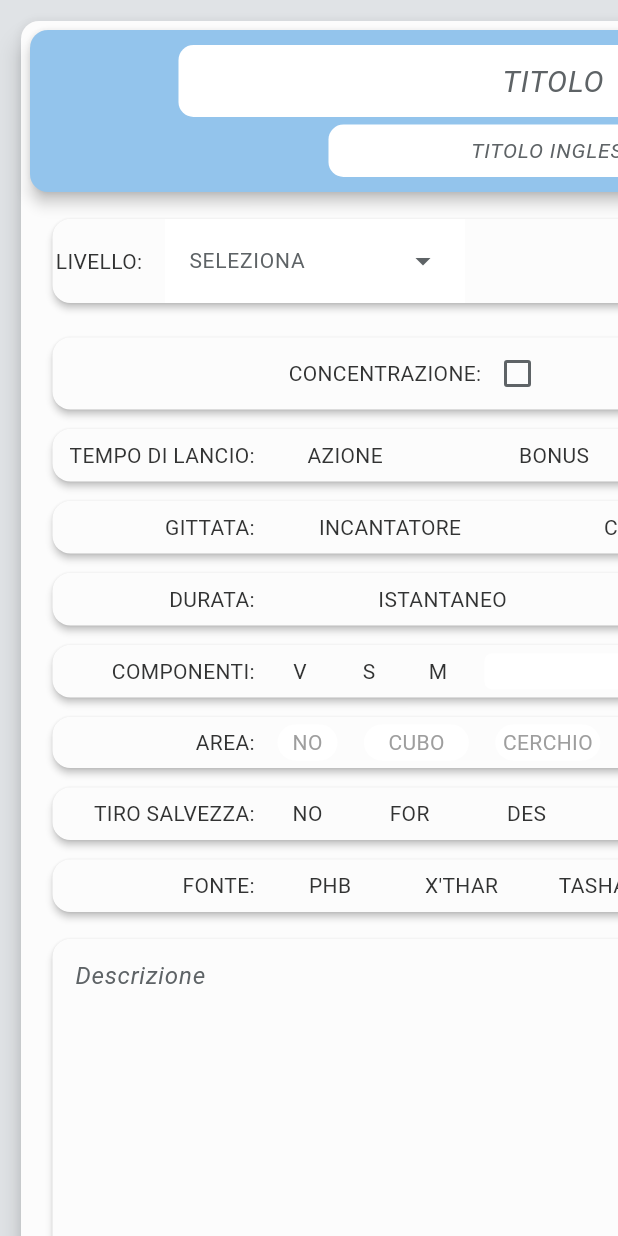
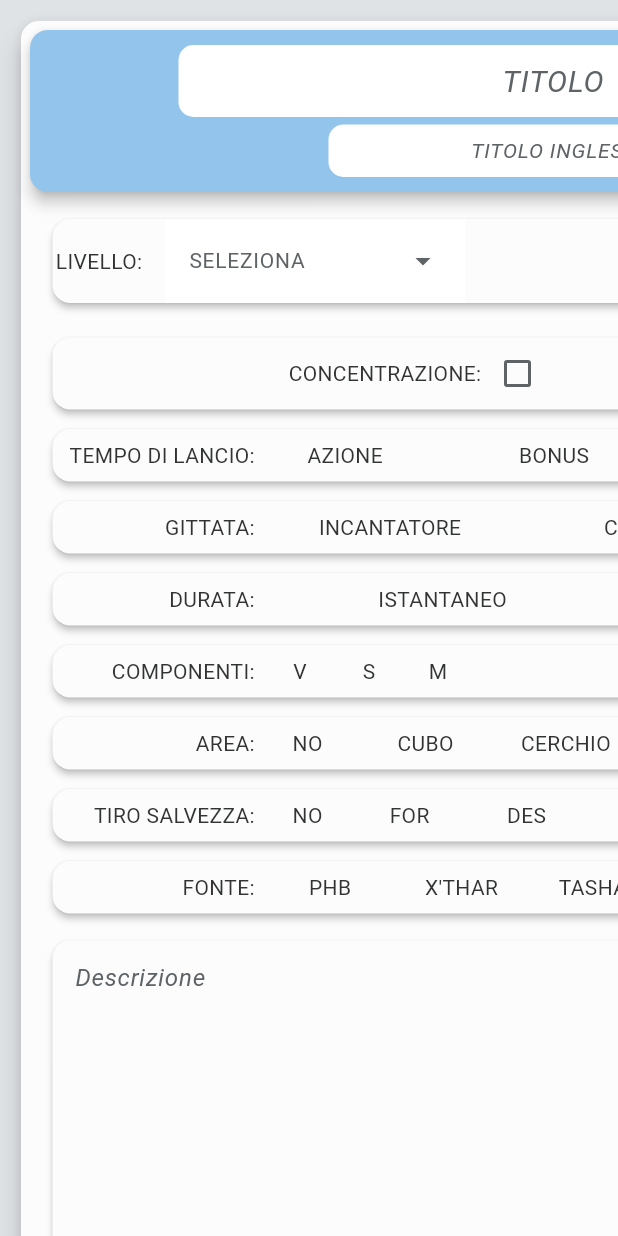
Before and after one commit to rovati/dnd-spell-saver, a Flutter app: the screen it shows after launch, on a phone screen of 412 x 824 dp. Run offline on Flutter 3.47's test engine with Material 3 defaults, Android fonts, the phone set to English and light mode, and no system bars; our stand-ins replace csv; missing offline and left inert: file_saver, flutter_dropzone.

Commit message:
improve style of remaining radio widgets

```diff
--- a/dnd_spell_saver/lib/add_spell_screen.dart
+++ b/dnd_spell_saver/lib/add_spell_screen.dart
@@ -470,6 +470,8 @@ class _AddSpellPageState extends State<AddSpellPage> {
                           child: ValueRadio<AreaOfEffect>(
                             title: 'AREA',
                             labels: AreaOfEffect.values,
+                            labelsRequiringValue:
+                                AreaOfEffect.labelsRequiringValue(),
                             tileWidth: 70,
                             valueTileWidth: 100,
                             hint: AreaOfEffect.hint,
--- a/dnd_spell_saver/lib/value/area_of_effect.dart
+++ b/dnd_spell_saver/lib/value/area_of_effect.dart
@@ -1,12 +1,13 @@
 enum AreaOfEffect {
-  none('no'),
-  cube('cubo'),
-  circle('cerchio'),
-  sphere('sfera'),
-  cone('cono');
+  none('no', false),
+  cube('cubo', true),
+  circle('cerchio', true),
+  sphere('sfera', true),
+  cone('cono', true);
 
-  const AreaOfEffect(this.label);
+  const AreaOfEffect(this.label, this.requriesValue);
   final String label;
+  final bool requriesValue;
   static const String hint = "dim.";
 
   static AreaOfEffect? fromLabel(String label) {
@@ -14,6 +15,16 @@ enum AreaOfEffect {
     return map[label.toLowerCase()];
   }
 
+  static List<AreaOfEffect> labelsRequiringValue() {
+    List<AreaOfEffect> elems = [];
+    for (AreaOfEffect aoe in AreaOfEffect.values) {
+      if (aoe.requriesValue) {
+        elems.add(aoe);
+      }
+    }
+    return elems;
+  }
+
   @override
   String toString() => label.toUpperCase();
 }
--- a/dnd_spell_saver/lib/widget/multi_choice_radio.dart
+++ b/dnd_spell_saver/lib/widget/multi_choice_radio.dart
@@ -55,7 +55,11 @@ class _MultiChoiceRadioState<T> extends State<MultiChoiceRadio<T>> {
         child: GestureDetector(
           onTap: () {
             setState(() {
+              if (_selected.contains(elem)) {
+                _selected.remove(elem);
+              } else {
                 _selected.add(elem);
+              }
             });
             widget.selectionCallback(elem);
           },
@@ -81,20 +85,36 @@ class _MultiChoiceRadioState<T> extends State<MultiChoiceRadio<T>> {
     );
   }
 
-  Widget _valueRadioTile() {
-    return Container(
-      width: widget.valueTileWidth,
+  Widget _valueRadioTile(double width) {
+    bool required =
+        _selected.any((e) => widget.labelsRequiringValue.contains(e));
+    bool hover = _hoveringValue ?? false;
+
+    return Padding(
+      padding: const EdgeInsets.only(left: 15),
+      child: MouseRegion(
+        hitTestBehavior: HitTestBehavior.translucent,
+        onEnter: (event) {
+          setState(() {
+            _hoveringValue = true;
+          });
+        },
+        onExit: (event) => (setState(() {
+          _hoveringValue = false;
+        })),
+        child: AnimatedContainer(
+          duration: const Duration(milliseconds: 250),
+          width: width,
+          height: 25,
           decoration: BoxDecoration(
-        color: Colors.white,
-        borderRadius: BorderRadius.circular(5),
+            color: AppThemeData.valueContainerColor(
+                required && _value != null && _value!.isNotEmpty),
+            borderRadius: BorderRadius.circular(20),
             border: Border.all(
+              color: AppThemeData.valueContainerBorderColor(required, hover),
               width: 2,
-            color: _isValueTileSelected()
-                ? Theme.of(context).primaryColor
-                : Colors.transparent),
             ),
-      child: SizedBox(
-        height: 20,
+          ),
           child: Center(
             child: TextField(
               textAlign: TextAlign.center,
@@ -102,38 +122,27 @@ class _MultiChoiceRadioState<T> extends State<MultiChoiceRadio<T>> {
                 setState(() {
                   _value = text;
                 });
-              widget.valueCallback(text);
+                widget.valueCallback(_value ?? "");
               },
               style: TextStyle(
-                color: _isValueTileSelected()
-                    ? Theme.of(context).primaryColor
-                    : Colors.grey),
+                color: AppThemeData.textColor(required, hover),
+              ),
               decoration: InputDecoration(
                 border: InputBorder.none,
+                contentPadding: const EdgeInsets.all(0),
+                isDense: true,
                 hintText: widget.hint,
                 hintStyle: const TextStyle(
                   color: Colors.grey,
                   fontSize: 14,
+                  fontStyle: FontStyle.italic,
+                ),
               ),
             ),
           ),
         ),
       ),
     );
-  }
-
-  bool _isValueTileSelected() {
-    if (_selected.where((e) => e.toString() == "NO").isNotEmpty) {
-      return false;
-    }
-
-    if (widget.valueBound.isEmpty) {
-      return _value != null && _value!.isNotEmpty;
-    }
-
-    return _value != null &&
-        _value!.isNotEmpty &&
-        widget.valueBound.where((e) => _selected.contains(e)).isNotEmpty;
   }
 
   @override
@@ -160,12 +169,7 @@ class _MultiChoiceRadioState<T> extends State<MultiChoiceRadio<T>> {
                 children: widget.labels
                         .map((e) => _radioTile(e, widget.tileWidth))
                         .toList() +
-                    [
-                      Padding(
-                        padding: const EdgeInsets.only(left: 15),
-                        child: _valueRadioTile(),
-                      ),
-                    ],
+                    [_valueRadioTile(widget.valueTileWidth)],
               ),
             ),
           ],
--- a/dnd_spell_saver/lib/widget/value_radio.dart
+++ b/dnd_spell_saver/lib/widget/value_radio.dart
@@ -1,13 +1,14 @@
+import 'package:dnd_spell_saver/util/theme_data.dart';
 import 'package:flutter/material.dart';
 
 class ValueRadio<T> extends StatefulWidget {
   final String title;
   final List<T> labels;
+  final List<T> labelsRequiringValue;
   final double tileWidth;
   final double valueTileWidth;
   final bool noTile;
   final String hint;
-  final bool fill;
   final bool allowMultiple;
   final void Function(T val) selectionCallback;
   final void Function(T val)? deselectionCallback;
@@ -17,12 +18,12 @@ class ValueRadio<T> extends StatefulWidget {
       {super.key,
       required this.title,
       required this.labels,
+      required this.labelsRequiringValue,
       required this.tileWidth,
       required this.hint,
       required this.selectionCallback,
       required this.valueCallback,
       this.noTile = false,
-      this.fill = false,
       this.allowMultiple = false,
       this.deselectionCallback,
       this.valueTileWidth = 0});
@@ -33,11 +34,26 @@ class ValueRadio<T> extends StatefulWidget {
 
 class _ValueRadioState<T> extends State<ValueRadio<T>> {
   T? _selected;
+  T? _hovering;
+  bool? _hoveringValue;
   String? _value;
 
   Widget _simpleRadioTile(T elem, double width) {
+    bool sel = _selected != null && _selected == elem;
+    bool hover = _hovering != null && _hovering == elem;
+
     return Padding(
       padding: const EdgeInsets.only(left: 15),
+      child: MouseRegion(
+        hitTestBehavior: HitTestBehavior.translucent,
+        onEnter: (event) {
+          setState(() {
+            _hovering = elem;
+          });
+        },
+        onExit: (event) => (setState(() {
+          _hovering = null;
+        })),
         child: GestureDetector(
           onTap: () {
             setState(() {
@@ -45,24 +61,21 @@ class _ValueRadioState<T> extends State<ValueRadio<T>> {
             });
             widget.selectionCallback(elem);
           },
-        child: Container(
-          width: elem.toString() == "NO" ? 40 : widget.tileWidth,
+          child: AnimatedContainer(
+            duration: const Duration(milliseconds: 250),
+            width: elem.toString() == "NO" ? 40 : width,
+            height: 25,
             decoration: BoxDecoration(
-            color: Colors.white,
+              color: AppThemeData.containerColor(sel, hover),
               borderRadius: BorderRadius.circular(20),
-            border: Border.all(
-                width: 2,
-                color: _selected == elem
-                    ? Theme.of(context).primaryColor
-                    : Colors.transparent),
             ),
             child: Center(
               child: Text(
                 elem.toString(),
                 style: TextStyle(
-                  color: _selected == elem
-                      ? Theme.of(context).primaryColor
-                      : Colors.grey),
+                  color: AppThemeData.textColor(sel, hover),
+                ),
+              ),
             ),
           ),
         ),
@@ -70,24 +83,35 @@ class _ValueRadioState<T> extends State<ValueRadio<T>> {
     );
   }
 
-  Widget _valueRadioTile(bool fill) {
-    return Container(
-      width:
-          widget.valueTileWidth == 0 ? widget.tileWidth : widget.valueTileWidth,
+  Widget _valueRadioTile(double width) {
+    bool required = widget.labelsRequiringValue.contains(_selected);
+    bool hover = _hoveringValue ?? false;
+
+    return Padding(
+      padding: const EdgeInsets.only(left: 15),
+      child: MouseRegion(
+        hitTestBehavior: HitTestBehavior.translucent,
+        onEnter: (event) {
+          setState(() {
+            _hoveringValue = true;
+          });
+        },
+        onExit: (event) => (setState(() {
+          _hoveringValue = false;
+        })),
+        child: AnimatedContainer(
+          duration: const Duration(milliseconds: 250),
+          width: width,
+          height: 25,
           decoration: BoxDecoration(
-        color: Colors.white,
-        borderRadius: BorderRadius.circular(5),
+            color: AppThemeData.valueContainerColor(
+                required && _value != null && _value!.isNotEmpty),
+            borderRadius: BorderRadius.circular(20),
             border: Border.all(
+              color: AppThemeData.valueContainerBorderColor(required, hover),
               width: 2,
-            color: _selected != null &&
-                    _selected.toString() != "NO" &&
-                    _value != null &&
-                    _value!.isNotEmpty
-                ? Theme.of(context).primaryColor
-                : Colors.transparent),
             ),
-      child: SizedBox(
-        height: 20,
+          ),
           child: Center(
             child: TextField(
               textAlign: TextAlign.center,
@@ -95,22 +119,21 @@ class _ValueRadioState<T> extends State<ValueRadio<T>> {
                 setState(() {
                   _value = text;
                 });
-              widget.valueCallback(text);
+                widget.valueCallback(_value ?? "");
               },
               style: TextStyle(
-                color: _selected != null &&
-                        _selected.toString() != "NO" &&
-                        _value != null &&
-                        _value!.isNotEmpty
-                    ? Theme.of(context).primaryColor
-                    : Colors.grey),
+                color: AppThemeData.textColor(required, hover),
+              ),
               decoration: InputDecoration(
                 border: InputBorder.none,
+                contentPadding: const EdgeInsets.all(0),
+                isDense: true,
                 hintText: widget.hint,
                 hintStyle: const TextStyle(
                   color: Colors.grey,
                   fontSize: 14,
                   fontStyle: FontStyle.italic,
+                ),
               ),
             ),
           ),
@@ -138,23 +161,12 @@ class _ValueRadioState<T> extends State<ValueRadio<T>> {
             ),
             Expanded(
               child: Row(
-                mainAxisAlignment: widget.fill
-                    ? MainAxisAlignment.start
-                    : MainAxisAlignment.spaceBetween,
+                mainAxisAlignment: MainAxisAlignment.spaceBetween,
                 mainAxisSize: MainAxisSize.max,
                 children: widget.labels
                         .map((e) => _simpleRadioTile(e, widget.tileWidth))
                         .toList() +
-                    [
-                      Padding(
-                        padding: const EdgeInsets.only(left: 15),
-                        child: widget.fill
-                            ? Expanded(
-                                child: _valueRadioTile(widget.fill),
-                              )
-                            : _valueRadioTile(widget.fill),
-                      ),
-                    ],
+                    [_valueRadioTile(widget.tileWidth)],
               ),
             ),
           ],
--- a/dnd_spell_saver/pubspec.yaml
+++ b/dnd_spell_saver/pubspec.yaml
@@ -6,13 +6,13 @@ publish_to: 'none'
 version: 1.0.0+1
 
 environment:
-  sdk: '>=3.2.6 <4.0.0'
+  sdk: '>=3.4.3 <4.0.0'
 
 dependencies:
   flutter:
     sdk: flutter
 
-  cupertino_icons: ^1.0.2
+  cupertino_icons: ^1.0.6
   csv: ^6.0.0
   file_saver: ^0.2.9
   flutter_dropzone: ^4.0.1
```
Also changed, not shown: dnd_spell_saver/pubspec.lock, 1 other file. Lines whose indentation alone changed are shown as unchanged.
